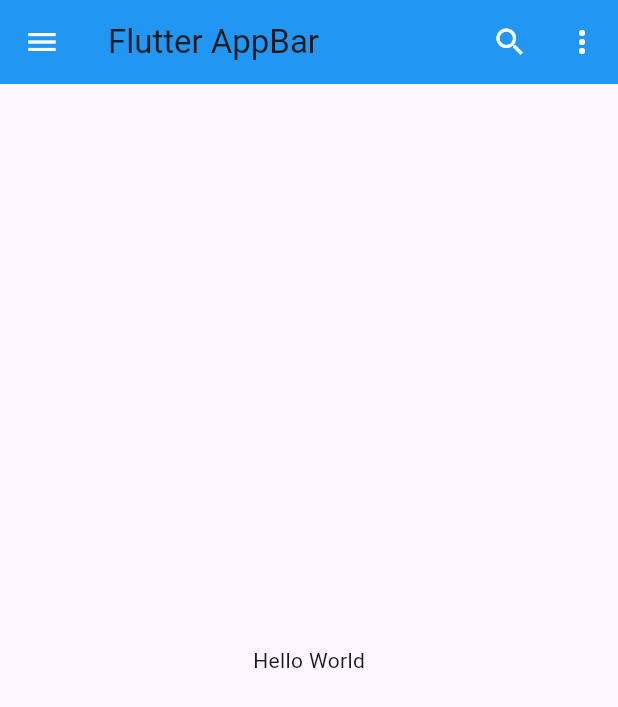
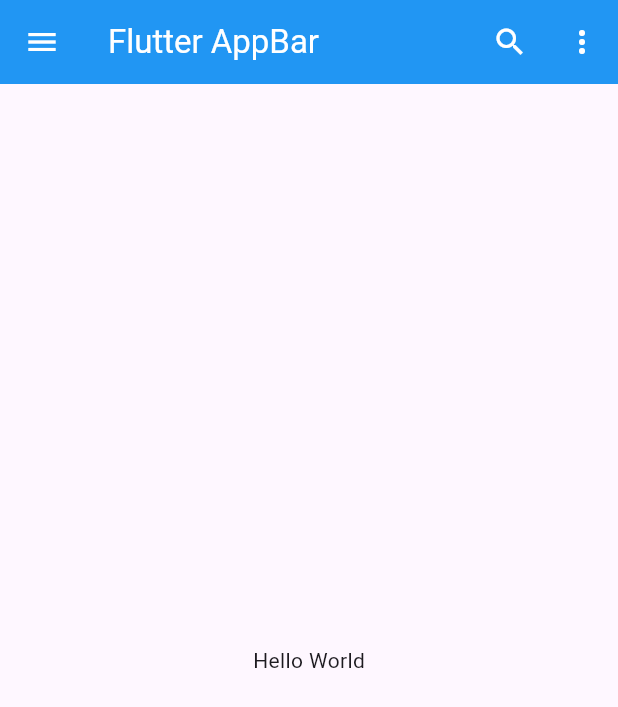
Before and after one commit to KTharushi11/yt_test_app, a Flutter app: the screen it shows after launch, on a phone screen of 412 x 824 dp. Shown: the top 707 px of the screen. Run offline on Flutter 3.47's test engine with Material 3 defaults, Android fonts, the light colour scheme and no system bars; our stand-ins replace device_preview.

Commit message:
Update main.dart

```diff
--- a/lib/main.dart
+++ b/lib/main.dart
@@ -32,7 +32,7 @@ class   MyHomePage extends StatelessWidget{
     return Scaffold(
       appBar: AppBar(
         backgroundColor: Colors.blue,
-        title: Text('Flutter AppBar'),
+        title: Text('Flutter AppBar', style: TextStyle(color: Colors.white)),
         leading: IconButton(onPressed: () { print("Leading button pressed"); }, icon: Icon(Icons.menu, color: Colors.white)),
         actions: <Widget>[
           IconButton(onPressed: () { print("Search button pressed"); }, icon: Icon(Icons.search, color: Colors.white)),
```
